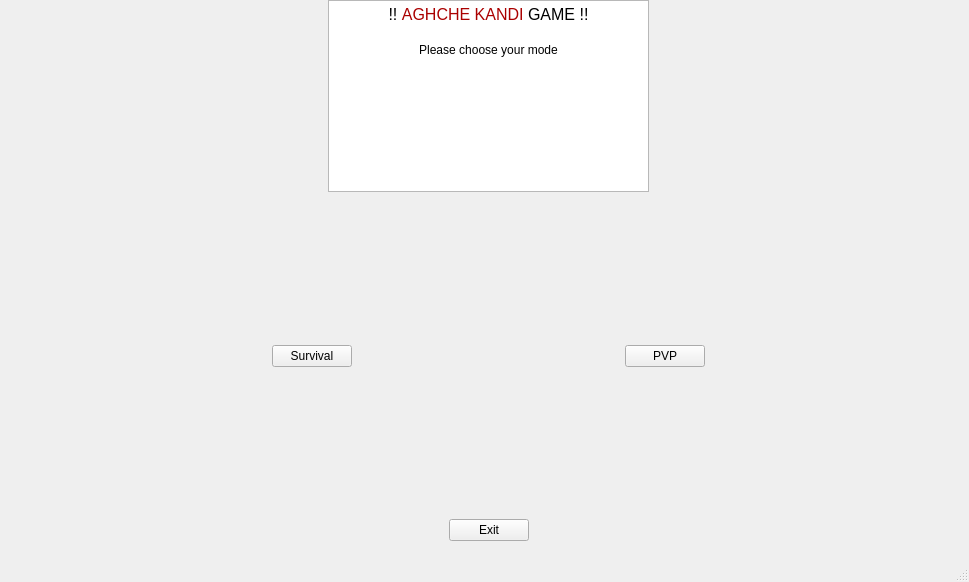
The window that mainwindow.ui (nimakkhezri/KOQ) describes before a commit, drawn with Qt 5.
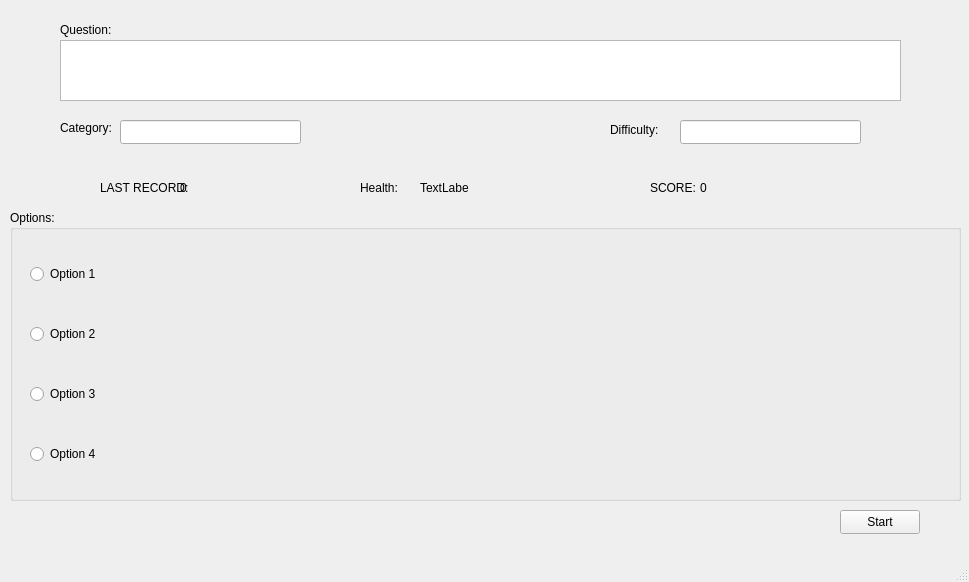
The same window after the commit. The open tabs and pages were chosen to show the change.

```diff
--- a/mainwindow.ui
+++ b/mainwindow.ui
@@ -1020,6 +1020,236 @@
       </widget>
      </widget>
     </widget>
+    <widget class="QWidget" name="p7">
+     <widget class="QTextEdit" name="survival_question_showcase">
+      <property name="geometry">
+       <rect>
+        <x>60</x>
+        <y>70</y>
+        <width>841</width>
+        <height>61</height>
+       </rect>
+      </property>
+      <property name="readOnly">
+       <bool>true</bool>
+      </property>
+     </widget>
+     <widget class="QPushButton" name="survival_next_btn">
+      <property name="enabled">
+       <bool>true</bool>
+      </property>
+      <property name="geometry">
+       <rect>
+        <x>840</x>
+        <y>540</y>
+        <width>80</width>
+        <height>24</height>
+       </rect>
+      </property>
+      <property name="text">
+       <string>Start</string>
+      </property>
+      <property name="default">
+       <bool>false</bool>
+      </property>
+     </widget>
+     <widget class="QLabel" name="label_11">
+      <property name="geometry">
+       <rect>
+        <x>60</x>
+        <y>150</y>
+        <width>61</width>
+        <height>16</height>
+       </rect>
+      </property>
+      <property name="text">
+       <string>Category:</string>
+      </property>
+     </widget>
+     <widget class="QGroupBox" name="groupBox_5">
+      <property name="geometry">
+       <rect>
+        <x>10</x>
+        <y>240</y>
+        <width>951</width>
+        <height>291</height>
+       </rect>
+      </property>
+      <property name="title">
+       <string>Options:</string>
+      </property>
+      <widget class="QWidget" name="verticalLayoutWidget_4">
+       <property name="geometry">
+        <rect>
+         <x>20</x>
+         <y>20</y>
+         <width>931</width>
+         <height>271</height>
+        </rect>
+       </property>
+       <layout class="QVBoxLayout" name="verticalLayout_5">
+        <item>
+         <widget class="QRadioButton" name="survival_op1_btn">
+          <property name="text">
+           <string>Option 1</string>
+          </property>
+         </widget>
+        </item>
+        <item>
+         <widget class="QRadioButton" name="survival_op2_btn">
+          <property name="text">
+           <string>Option 2</string>
+          </property>
+         </widget>
+        </item>
+        <item>
+         <widget class="QRadioButton" name="survival_op3_btn">
+          <property name="text">
+           <string>Option 3</string>
+          </property>
+         </widget>
+        </item>
+        <item>
+         <widget class="QRadioButton" name="survival_op4_btn">
+          <property name="text">
+           <string>Option 4</string>
+          </property>
+         </widget>
+        </item>
+       </layout>
+      </widget>
+     </widget>
+     <widget class="QLabel" name="label_12">
+      <property name="geometry">
+       <rect>
+        <x>60</x>
+        <y>50</y>
+        <width>51</width>
+        <height>20</height>
+       </rect>
+      </property>
+      <property name="text">
+       <string>Question:</string>
+      </property>
+     </widget>
+     <widget class="QLineEdit" name="survival_category_showcase">
+      <property name="geometry">
+       <rect>
+        <x>120</x>
+        <y>150</y>
+        <width>181</width>
+        <height>24</height>
+       </rect>
+      </property>
+      <property name="readOnly">
+       <bool>true</bool>
+      </property>
+     </widget>
+     <widget class="QLineEdit" name="survival_difficulty_showcase">
+      <property name="geometry">
+       <rect>
+        <x>680</x>
+        <y>150</y>
+        <width>181</width>
+        <height>24</height>
+       </rect>
+      </property>
+      <property name="readOnly">
+       <bool>true</bool>
+      </property>
+     </widget>
+     <widget class="QLabel" name="label_13">
+      <property name="geometry">
+       <rect>
+        <x>610</x>
+        <y>150</y>
+        <width>61</width>
+        <height>20</height>
+       </rect>
+      </property>
+      <property name="text">
+       <string>Difficulty:</string>
+      </property>
+     </widget>
+     <widget class="QLabel" name="label_10">
+      <property name="geometry">
+       <rect>
+        <x>100</x>
+        <y>210</y>
+        <width>91</width>
+        <height>16</height>
+       </rect>
+      </property>
+      <property name="text">
+       <string>LAST RECORD:</string>
+      </property>
+     </widget>
+     <widget class="QLabel" name="last_record">
+      <property name="geometry">
+       <rect>
+        <x>180</x>
+        <y>210</y>
+        <width>49</width>
+        <height>16</height>
+       </rect>
+      </property>
+      <property name="text">
+       <string>0</string>
+      </property>
+     </widget>
+     <widget class="QLabel" name="label_15">
+      <property name="geometry">
+       <rect>
+        <x>650</x>
+        <y>210</y>
+        <width>49</width>
+        <height>16</height>
+       </rect>
+      </property>
+      <property name="text">
+       <string>SCORE:</string>
+      </property>
+     </widget>
+     <widget class="QLabel" name="survival_current_score">
+      <property name="geometry">
+       <rect>
+        <x>700</x>
+        <y>210</y>
+        <width>49</width>
+        <height>16</height>
+       </rect>
+      </property>
+      <property name="text">
+       <string>0</string>
+      </property>
+     </widget>
+     <widget class="QLabel" name="label_14">
+      <property name="geometry">
+       <rect>
+        <x>360</x>
+        <y>210</y>
+        <width>49</width>
+        <height>16</height>
+       </rect>
+      </property>
+      <property name="text">
+       <string>Health:</string>
+      </property>
+     </widget>
+     <widget class="QLabel" name="health">
+      <property name="geometry">
+       <rect>
+        <x>420</x>
+        <y>210</y>
+        <width>49</width>
+        <height>16</height>
+       </rect>
+      </property>
+      <property name="text">
+       <string>TextLabel</string>
+      </property>
+     </widget>
+    </widget>
    </widget>
   </widget>
   <widget class="QMenuBar" name="menubar">
```
Left out of the diff: 10 changed lines with no effect on the pictures.
